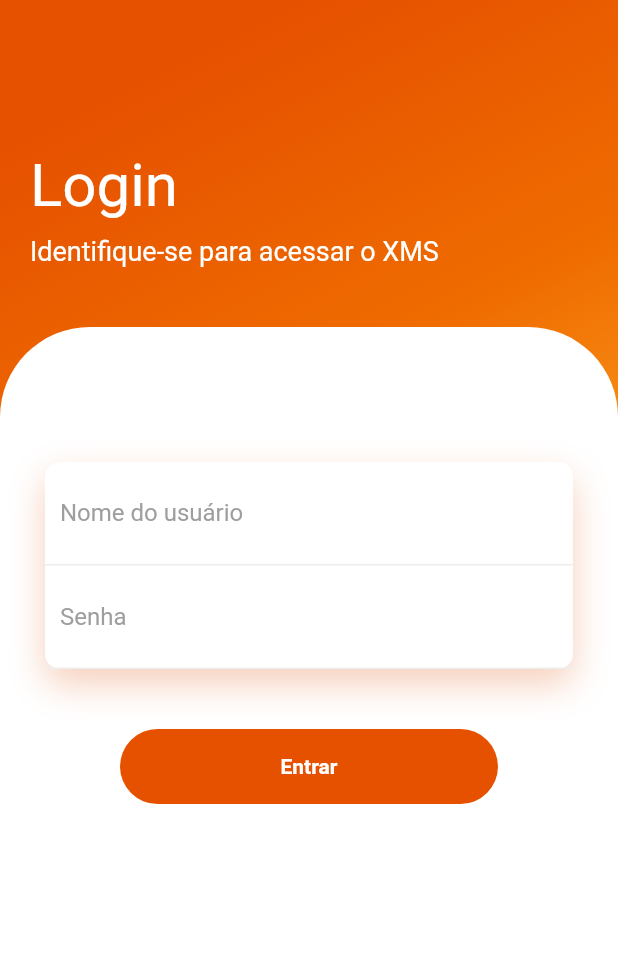
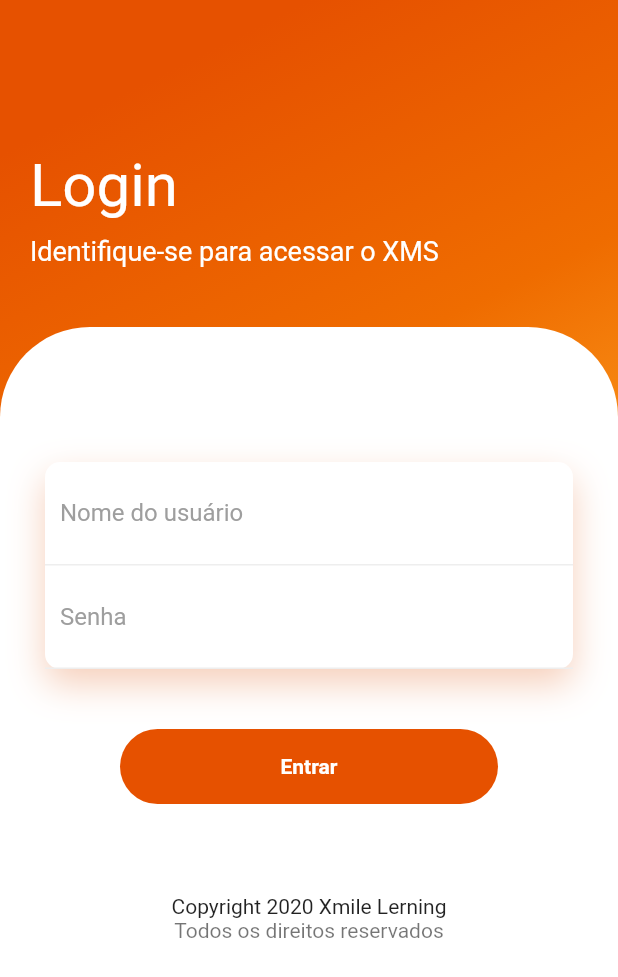
Before and after one commit to Fernando-Braulio/XMS, a Flutter app: the screen it shows after launch, on a phone screen of 412 x 824 dp. Shown: the top 977 px of the screen. Run offline on Flutter 3.47's test engine with Material 2 defaults, Android fonts, the phone set to English and light mode, and no system bars; our stand-ins replace get, simple_animations.

Commit message:
splash navigator and copyright login

```diff
--- a/lib/widgets/login_screen.dart
+++ b/lib/widgets/login_screen.dart
@@ -139,6 +139,17 @@ class _LoginScreenState extends State<LoginScreen> {
                             )
                           ],
                         ),
+                        SizedBox(
+                          height: 60,
+                        ),
+                        Column(
+                          children: <Widget>[
+                            Text("Copyright 2020 Xmile Lerning",
+                                style: TextStyle(color: Colors.black87)),
+                            Text("Todos os direitos reservados",
+                                style: TextStyle(color: Colors.black54)),
+                          ],
+                        ),
                       ],
                     ),
                   ),
--- a/lib/widgets/splash_screen.dart
+++ b/lib/widgets/splash_screen.dart
@@ -92,7 +92,6 @@ class _SplashScreenState extends State<SplashScreen>
   }
 
   void _navigateToLogin() {
-//    Get.to(LoginScreen());
     Get.offAllNamed("/login");
   }
 
```
